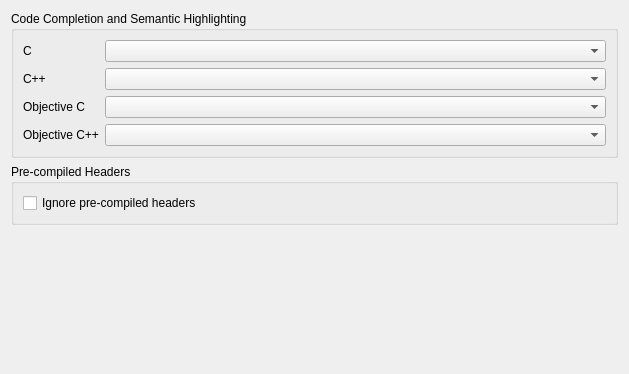
First picture: the form in src/plugins/cpptools/cppcodemodelsettingspage.ui, repository qt-creator/qt-creator, before the edit.
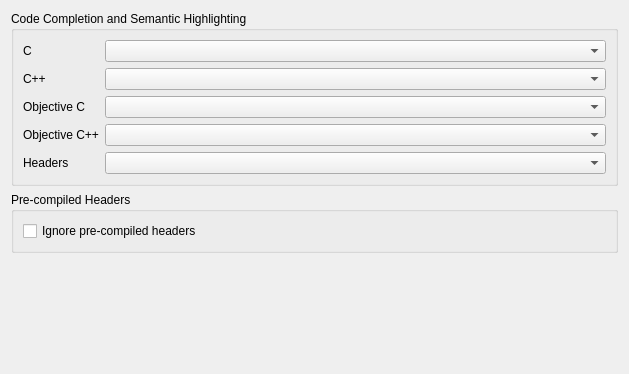
Second picture: the form after the edit.

Commit message: C++: add header chooser to codemodel settings page.

```diff
--- a/src/plugins/cpptools/cppcodemodelsettingspage.ui
+++ b/src/plugins/cpptools/cppcodemodelsettingspage.ui
@@ -74,6 +74,16 @@
       <item row="3" column="1">
        <widget class="QComboBox" name="objcppChooser"/>
       </item>
+      <item row="4" column="0">
+       <widget class="QLabel" name="hLabel">
+        <property name="text">
+         <string>Headers</string>
+        </property>
+       </widget>
+      </item>
+      <item row="4" column="1">
+       <widget class="QComboBox" name="hChooser"/>
+      </item>
      </layout>
     </widget>
    </item>
```
The commit also changes 3 other files.
